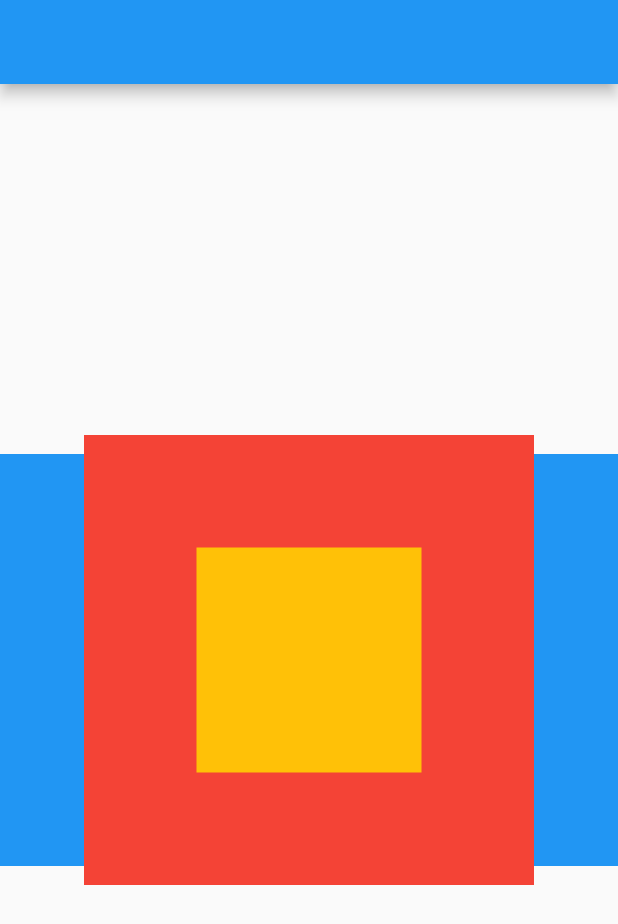
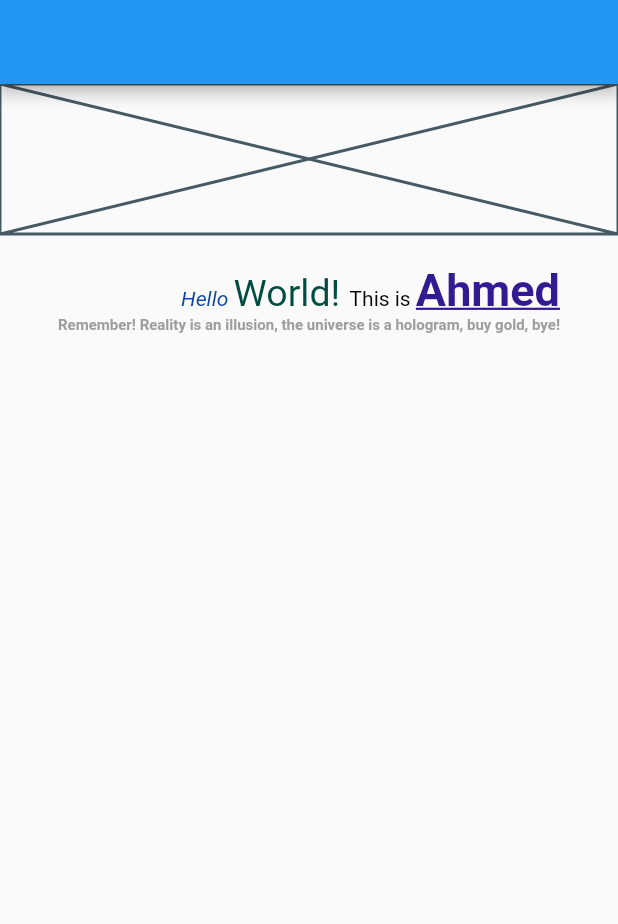
Before and after one commit to AhmedHassanHamid/100DaysOfCode, a Flutter app: the screen it shows after launch, on a phone screen of 412 x 824 dp. Shown: the top 924 px of the screen. Run offline on Flutter 3.47's test engine with Material 2 defaults, Android fonts, the phone set to English and light mode, and no system bars; our stand-ins replace convert.

Commit message:
day 21
• Placeholder
• RichText

```diff
--- /dev/null
+++ b/lib/day21.dart
@@ -0,0 +1,70 @@
+import 'package:flutter/gestures.dart';
+import 'package:flutter/material.dart';
+
+class Day21 extends StatefulWidget {
+  Day21({Key? key}) : super(key: key);
+
+  @override
+  State<Day21> createState() => _Day20State();
+}
+
+class _Day20State extends State<Day21> {
+  var _text = "Ahmed ";
+  @override
+  Widget build(BuildContext context) {
+    return Scaffold(
+      appBar: AppBar(),
+      body: SafeArea(
+          child: Column(
+        children: [
+          Placeholder(
+            fallbackHeight: 100,
+            fallbackWidth: 200,
+          ),
+          SizedBox(height: 20,),
+          RichText(
+              maxLines: 2,
+              overflow: TextOverflow.fade,
+              softWrap: false,
+              textAlign: TextAlign.end,
+              textDirection: TextDirection.ltr,
+              textScaleFactor: 1,
+              text: TextSpan(
+                style: TextStyle(color: Colors.black),
+                children: [
+                  TextSpan(
+                      text: "Hello ",
+                      style: TextStyle(
+                          color: Colors.blue[900],
+                          fontStyle: FontStyle.italic)),
+                  TextSpan(
+                      text: "World! ",
+                      style: TextStyle(color: Colors.teal[900], fontSize: 25)),
+                  TextSpan(text: "This is "),
+                  TextSpan(
+                    text: _text,
+                    recognizer: new TapGestureRecognizer()
+                      ..onTap = () {
+                        setState(() {
+                          _text = _text == "Ahmed " ? "Master " : "Ahmed ";
+                        });
+                      },
+                    style: TextStyle(
+                        decoration: TextDecoration.underline,
+                        color: Colors.deepPurple[900],
+                        fontSize: 30,
+                        fontWeight: FontWeight.bold),
+                  ),
+                  TextSpan(
+                      text: "\nRemember! Reality is an illusion, the universe is a hologram, buy gold, bye!",
+                      style: TextStyle(
+                          color: Colors.grey[500],
+                          fontSize: 10,
+                          fontWeight: FontWeight.bold)),
+                ],
+              )),
+        ],
+      )),
+    );
+  }
+}
--- a/lib/main.dart
+++ b/lib/main.dart
@@ -19,6 +19,7 @@ import 'package:i100daysofcodei/day17.dart';
 import 'package:i100daysofcodei/day18.dart';
 import 'package:i100daysofcodei/day19.dart';
 import 'package:i100daysofcodei/day20.dart';
+import 'package:i100daysofcodei/day21.dart';
 
 void main() {
   runApp(const MyApp());
@@ -36,7 +37,7 @@ class MyApp extends StatelessWidget {
       theme: ThemeData(
         primarySwatch: Colors.blue,
       ),
-      home: Day20(),
+      home: Day21(),
     );
   }
 }
```
